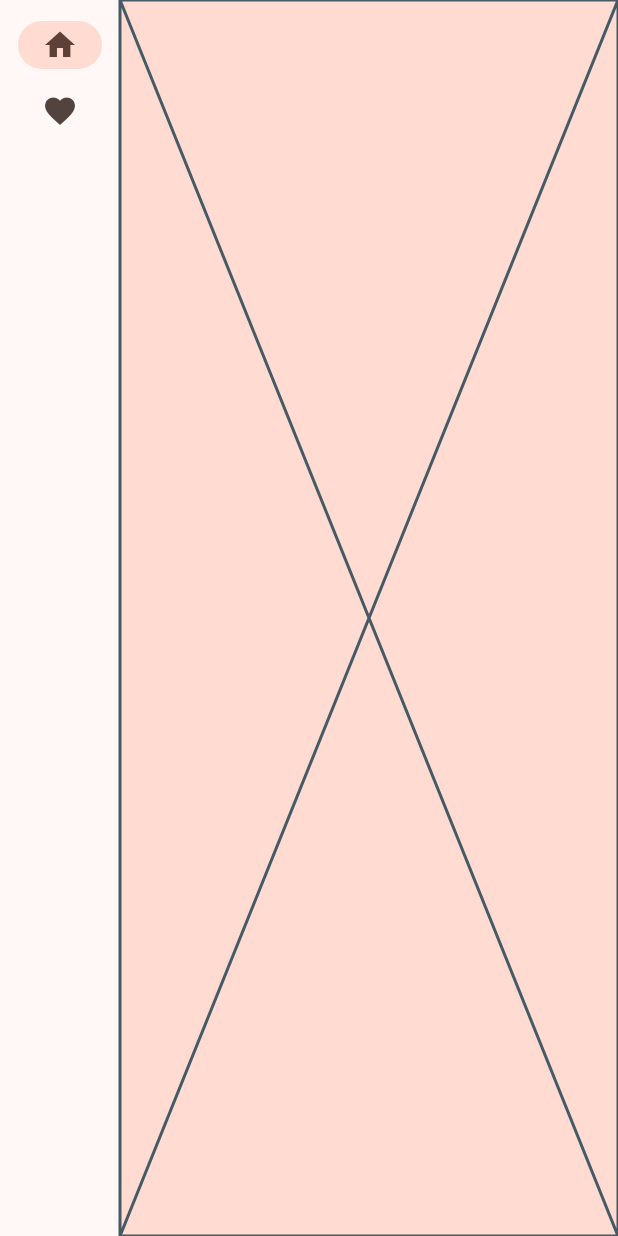
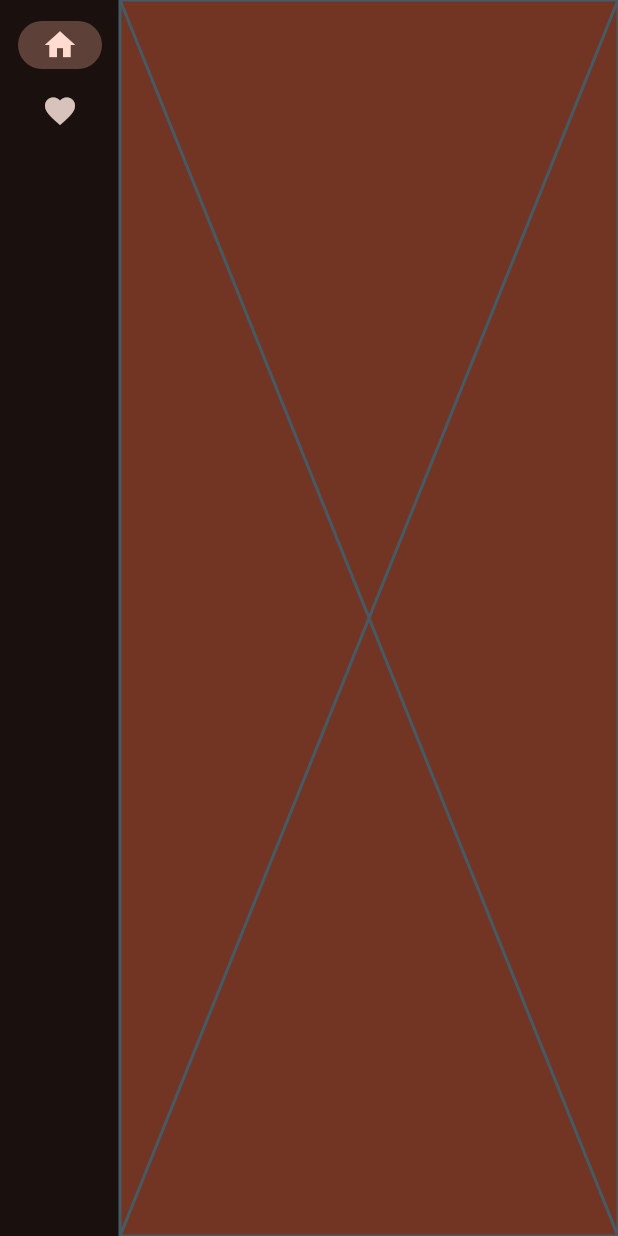
Before and after one commit to simojjuho/flutter_state_management_training, a Flutter app: the screen it shows after launch, on a phone screen of 412 x 824 dp. Run offline on Flutter 3.47's test engine with Material 3 defaults, Android fonts, the phone set to English and light mode, and no system bars; our stand-ins replace dio.

Commit message:
Played a bit with theming

```diff
--- a/lib/main.dart
+++ b/lib/main.dart
@@ -22,7 +22,22 @@ class MainApp extends StatelessWidget {
         title: 'State training',
         theme: ThemeData(
           useMaterial3: true,
-          colorScheme: ColorScheme.fromSeed(seedColor: Colors.deepOrange),
+          colorScheme: ColorScheme.fromSeed(
+            seedColor: Colors.deepOrange,
+            brightness: Brightness.dark,
+          ),
+          textTheme: const TextTheme(
+            displayLarge: TextStyle(
+              fontSize: 32,
+              fontWeight: FontWeight.bold,
+            ),
+            displaySmall: TextStyle(
+              fontSize: 15,
+            ),
+            displayMedium: TextStyle(
+              fontSize: 16,
+            ),
+          ),
         ),
         home: const MainView(),
       ),
--- a/lib/src/products/assets/product_tile.dart
+++ b/lib/src/products/assets/product_tile.dart
@@ -10,8 +10,10 @@ class ProductTile extends StatelessWidget {
   Widget build(BuildContext context) {
     return ListTile(
       title: Text(product.title),
-      subtitle: Text(product.description),
-      trailing: Text(product.price.toString()),
+      subtitle: Text('${product.price.toString()} €'),
+      tileColor: Colors.redAccent,
+      textColor: Colors.black87,
+      hoverColor: Colors.blueGrey,
     );
   }
 }
```
Also changed, not shown: lib/src/controllers/product_controller.dart (+18 -8 lines), lib/src/core_entities/product_update_dto.dart (added, +38 -0 lines), lib/src/products/product_view.dart (+6 -1 lines).
